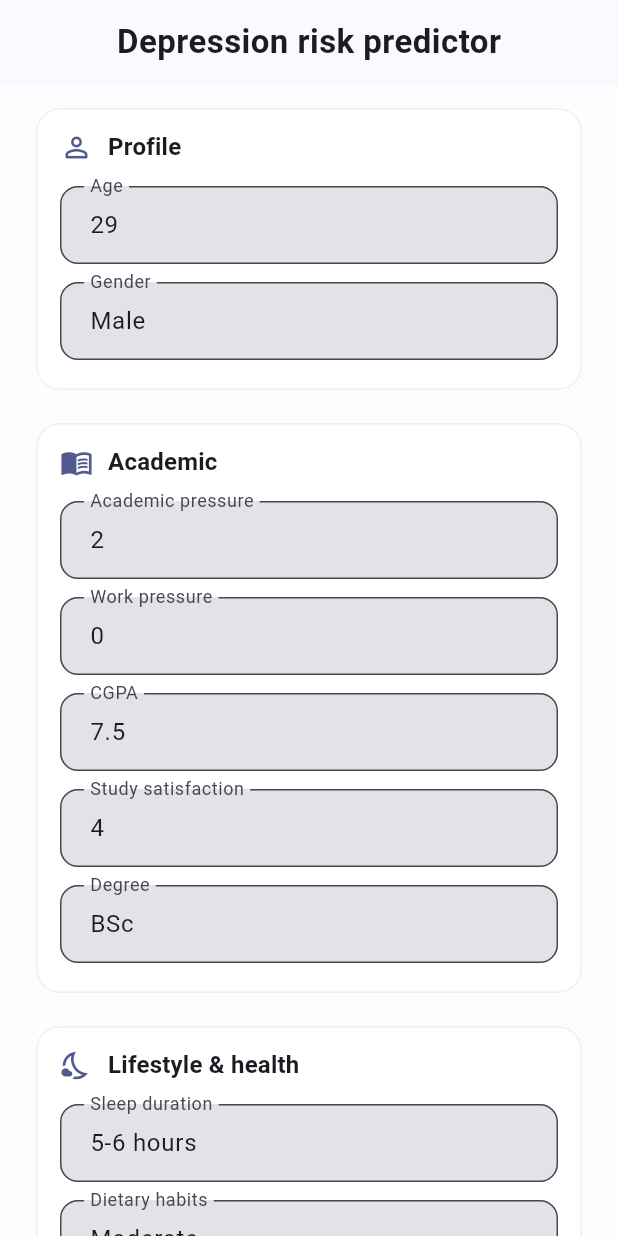
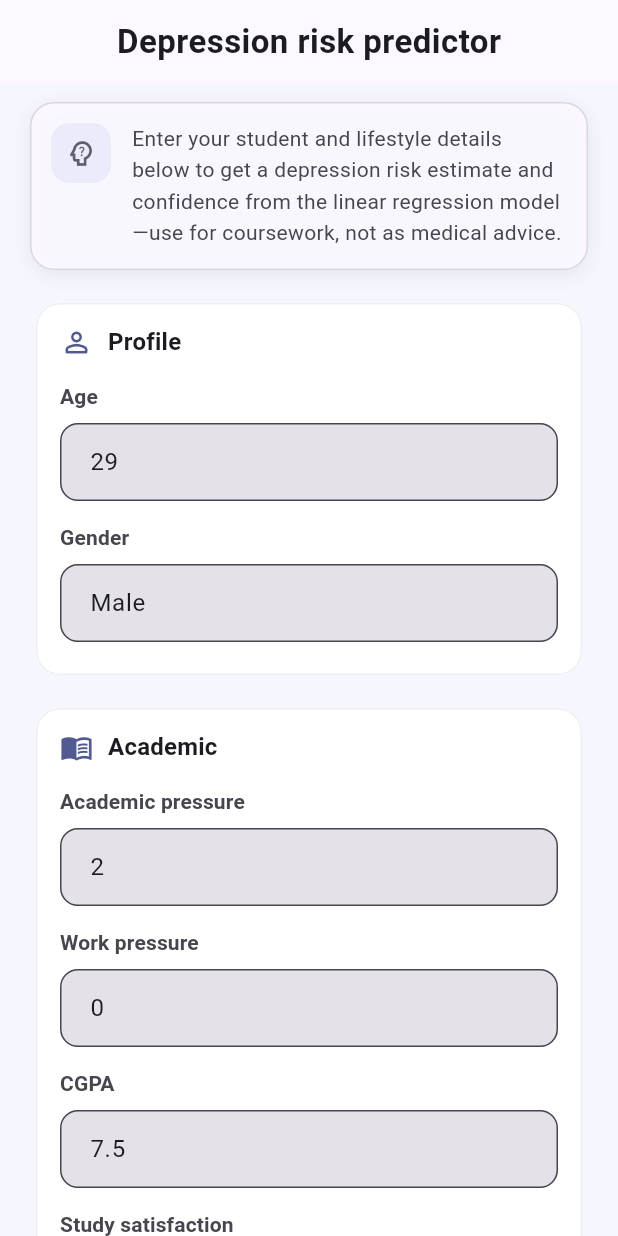
Before and after one commit to allia-wase/linear_regression_model, a Flutter app: the screen it shows after launch, on a phone screen of 412 x 824 dp. Run offline on Flutter 3.47's test engine with Material 3 defaults, Android fonts, the phone set to English and light mode, and no system bars.

Commit message:
Polish Flutter UI: intro banner, labels above fields, softer background
Made-with: Cursor

```diff
--- a/Summative/FlutterApp/lib/main.dart
+++ b/Summative/FlutterApp/lib/main.dart
@@ -455,7 +455,12 @@ class _PredictionPageState extends State<PredictionPage> {
   @override
   Widget build(BuildContext context) {
     final theme = Theme.of(context);
-    final bg = Color.lerp(theme.colorScheme.surfaceContainerLowest, theme.colorScheme.primaryContainer, 0.08)!;
+    // Soft tinted page background (cards stay light for contrast).
+    final bg = Color.lerp(
+      theme.colorScheme.surfaceContainerLowest,
+      theme.colorScheme.primaryContainer,
+      0.28,
+    )!;
 
     return Scaffold(
       backgroundColor: bg,
@@ -476,6 +481,59 @@ class _PredictionPageState extends State<PredictionPage> {
           child: Column(
             crossAxisAlignment: CrossAxisAlignment.stretch,
             children: [
+              Padding(
+                padding: const EdgeInsets.only(bottom: 18),
+                child: DecoratedBox(
+                  decoration: BoxDecoration(
+                    color: theme.colorScheme.surface.withOpacity(0.92),
+                    borderRadius: BorderRadius.circular(16),
+                    border: Border.all(
+                      color: theme.colorScheme.outlineVariant.withOpacity(0.65),
+                    ),
+                    boxShadow: [
+                      BoxShadow(
+                        color: theme.colorScheme.shadow.withOpacity(0.07),
+                        blurRadius: 10,
+                        offset: const Offset(0, 3),
+                      ),
+                    ],
+                  ),
+                  child: Padding(
+                    padding: const EdgeInsets.fromLTRB(14, 14, 16, 14),
+                    child: Row(
+                      crossAxisAlignment: CrossAxisAlignment.start,
+                      children: [
+                        DecoratedBox(
+                          decoration: BoxDecoration(
+                            color: theme.colorScheme.secondaryContainer.withOpacity(0.55),
+                            borderRadius: BorderRadius.circular(12),
+                          ),
+                          child: Padding(
+                            padding: const EdgeInsets.all(9),
+                            child: Icon(
+                              Icons.psychology_alt_outlined,
+                              size: 22,
+                              color: theme.colorScheme.onSecondaryContainer.withOpacity(0.85),
+                            ),
+                          ),
+                        ),
+                        const SizedBox(width: 14),
+                        Expanded(
+                          child: Text(
+                            'Enter your student and lifestyle details below to get a '
+                            'depression risk estimate and confidence from the linear '
+                            'regression model—use for coursework, not as medical advice.',
+                            style: theme.textTheme.bodyMedium?.copyWith(
+                              height: 1.5,
+                              color: theme.colorScheme.onSurfaceVariant,
+                            ),
+                          ),
+                        ),
+                      ],
+                    ),
+                  ),
+                ),
+              ),
               ..._sections.entries.map((entry) {
                 return Padding(
                   padding: const EdgeInsets.only(bottom: 14),
@@ -507,12 +565,23 @@ class _PredictionPageState extends State<PredictionPage> {
                           ),
                           const SizedBox(height: 14),
                           ...entry.value.map((f) => Padding(
-                                padding: const EdgeInsets.only(bottom: 12),
-                                child: TextFormField(
+                                padding: const EdgeInsets.only(bottom: 14),
+                                child: Column(
+                                  crossAxisAlignment: CrossAxisAlignment.start,
+                                  children: [
+                                    Text(
+                                      f.label,
+                                      style: theme.textTheme.titleSmall?.copyWith(
+                                        fontWeight: FontWeight.w600,
+                                        color: theme.colorScheme.onSurfaceVariant,
+                                      ),
+                                    ),
+                                    const SizedBox(height: 8),
+                                    TextFormField(
                                       controller: _controllers[f.keyJson],
                                       decoration: InputDecoration(
-                                    labelText: f.label,
                                         hintText: f.hint,
+                                        floatingLabelBehavior: FloatingLabelBehavior.never,
                                       ),
                                       keyboardType: f.keyboardType,
                                       inputFormatters: f.isInt
@@ -528,6 +597,8 @@ class _PredictionPageState extends State<PredictionPage> {
                                         }
                                         return f.extraValidator?.call(v);
                                       },
+                                    ),
+                                  ],
                                 ),
                               )),
                         ],
```
Lines whose indentation alone changed are shown as unchanged.
